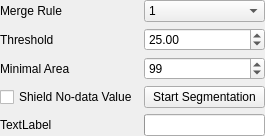
chenguanzhou/CDTStudio, file Plugins/Segmentation/MSTMethod/formmst.ui: the form before one commit.
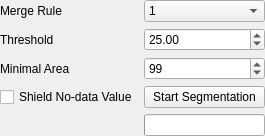
The form after the commit.

The edit to the form file:
```diff
--- a/Plugins/Segmentation/MSTMethod/formmst.ui
+++ b/Plugins/Segmentation/MSTMethod/formmst.ui
@@ -110,7 +110,7 @@
    <item row="4" column="0">
     <widget class="QLabel" name="labelProgress">
      <property name="text">
-      <string>TextLabel</string>
+      <string/>
      </property>
     </widget>
    </item>
```
